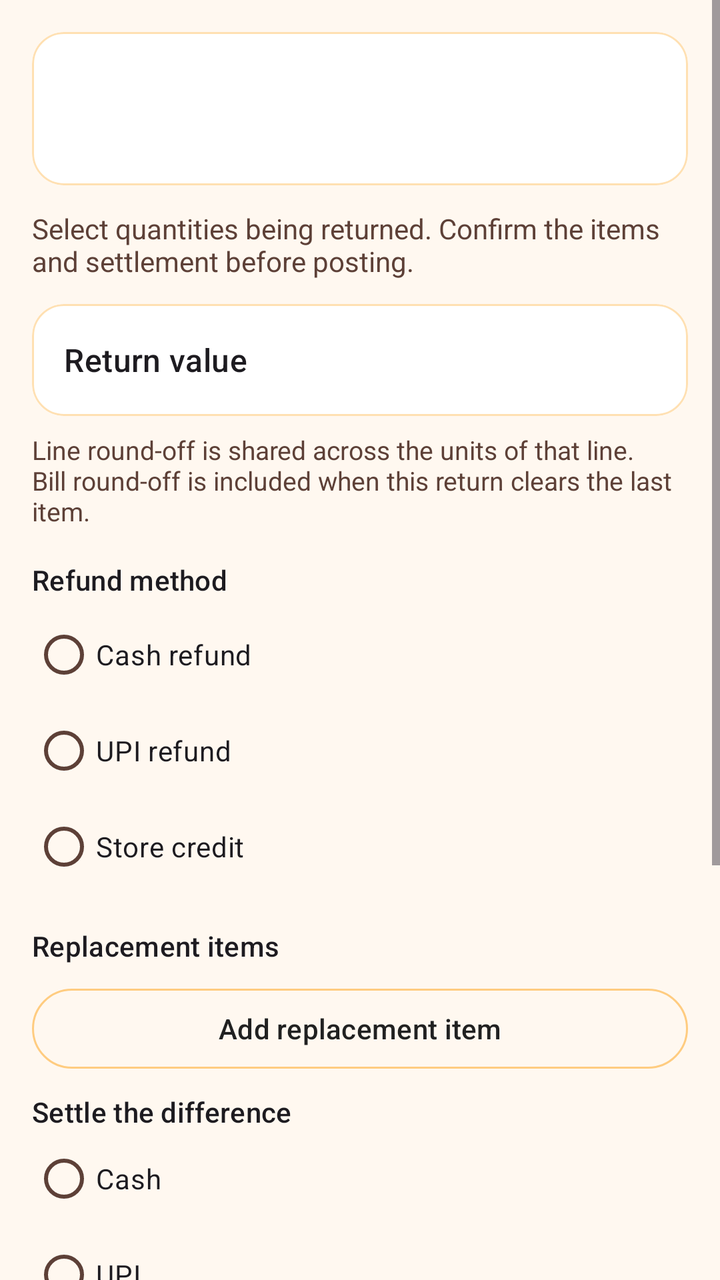
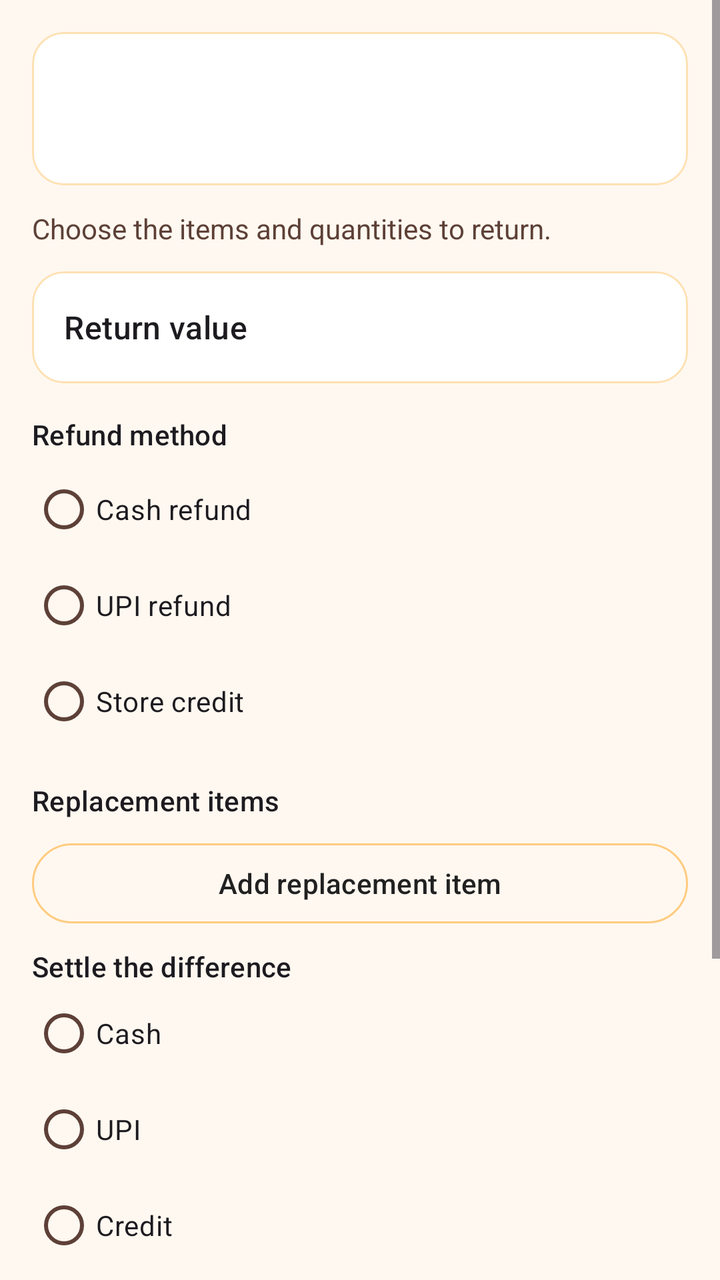

The first picture is an Android layout as it rendered before a commit; the second is the same layout after the commit. The layout source and the unified diff follow.
<!-- AndroidManifest.xml: application theme Theme.VikrSaathi -->
<!-- res/layout/fragment_bill_return.xml -->
<?xml version="1.0" encoding="utf-8"?>
<ScrollView xmlns:android="http://schemas.android.com/apk/res/android"
    xmlns:app="http://schemas.android.com/apk/res-auto"
    android:layout_width="match_parent"
    android:layout_height="match_parent"
    android:background="@color/dashboard_bg"
    android:fillViewport="true">

    <LinearLayout
        android:layout_width="match_parent"
        android:layout_height="wrap_content"
        android:orientation="vertical"
        android:padding="16dp">

        <TextView
            android:id="@+id/textReturnMissing"
            android:layout_width="match_parent"
            android:layout_height="wrap_content"
            android:text="@string/return_error_line"
            android:textAppearance="?attr/textAppearanceBodyLarge"
            android:visibility="gone" />

        <com.google.android.material.card.MaterialCardView
            android:id="@+id/cardReturnHeader"
            android:layout_width="match_parent"
            android:layout_height="wrap_content"
            app:cardBackgroundColor="@color/surface_card"
            app:cardCornerRadius="16dp"
            app:cardElevation="0dp">

            <LinearLayout
                android:layout_width="match_parent"
                android:layout_height="wrap_content"
                android:orientation="vertical"
                android:padding="16dp">

                <TextView
                    android:id="@+id/textReturnBill"
                    android:layout_width="match_parent"
                    android:layout_height="wrap_content"
                    android:textAppearance="?attr/textAppearanceTitleMedium"
                    android:textColor="@color/text_primary_dark"
                    android:textStyle="bold" />

                <TextView
                    android:id="@+id/textReturnMeta"
                    android:layout_width="match_parent"
                    android:layout_height="wrap_content"
                    android:layout_marginTop="4dp"
                    android:textColor="@color/text_secondary_dark" />
            </LinearLayout>
        </com.google.android.material.card.MaterialCardView>

        <TextView
            android:id="@+id/textReturnIntro"
            android:layout_width="match_parent"
            android:layout_height="wrap_content"
            android:layout_marginTop="12dp"
            android:text="@string/return_intro"
            android:textColor="@color/text_secondary_dark" />

        <LinearLayout
            android:id="@+id/containerReturnLines"
            android:layout_width="match_parent"
            android:layout_height="wrap_content"
            android:orientation="vertical" />

        <com.google.android.material.card.MaterialCardView
            android:layout_width="match_parent"
            android:layout_height="wrap_content"
            android:layout_marginTop="12dp"
            app:cardBackgroundColor="@color/surface_card"
            app:cardCornerRadius="16dp"
            app:cardElevation="0dp">

            <LinearLayout
                android:layout_width="match_parent"
                android:layout_height="wrap_content"
                android:gravity="center_vertical"
                android:minHeight="56dp"
                android:orientation="horizontal"
                android:paddingHorizontal="16dp"
                android:paddingVertical="12dp">

                <TextView
                    android:layout_width="0dp"
                    android:layout_height="wrap_content"
                    android:layout_weight="1"
                    android:text="@string/return_value"
                    android:textAppearance="?attr/textAppearanceTitleMedium" />

                <TextView
                    android:id="@+id/textReturnValue"
                    android:layout_width="wrap_content"
                    android:layout_height="wrap_content"
                    android:textAppearance="?attr/textAppearanceTitleMedium"
                    android:textColor="@color/text_accent"
                    android:textStyle="bold" />
            </LinearLayout>
        </com.google.android.material.card.MaterialCardView>

        <TextView
            android:layout_width="match_parent"
            android:layout_height="wrap_content"
            android:layout_marginTop="8dp"
            android:text="@string/return_round_off_note"
            android:textColor="@color/text_secondary_dark"
            android:textSize="13sp" />

        <TextView
            android:layout_width="match_parent"
            android:layout_height="wrap_content"
            android:layout_marginTop="16dp"
            android:text="@string/refund_method"
            android:textAppearance="?attr/textAppearanceTitleSmall" />

        <RadioGroup
            android:id="@+id/groupRefund"
            android:layout_width="match_parent"
            android:layout_height="wrap_content"
            android:layout_marginTop="4dp">

            <RadioButton
                android:id="@+id/radioRefundCash"
                android:layout_width="match_parent"
                android:layout_height="wrap_content"
                android:minHeight="48dp"
                android:text="@string/refund_cash" />

            <RadioButton
                android:id="@+id/radioRefundUpi"
                android:layout_width="match_parent"
                android:layout_height="wrap_content"
                android:minHeight="48dp"
                android:text="@string/refund_upi" />

            <RadioButton
                android:id="@+id/radioRefundCredit"
                android:layout_width="match_parent"
                android:layout_height="wrap_content"
                android:minHeight="48dp"
                android:text="@string/refund_store_credit" />
        </RadioGroup>

        <TextView
            android:id="@+id/textStoreCreditHint"
            android:layout_width="match_parent"
            android:layout_height="wrap_content"
            android:text="@string/return_store_credit_needs_customer"
            android:textColor="@color/text_secondary_dark"
            android:visibility="gone" />

        <com.google.android.material.button.MaterialButton
            android:id="@+id/buttonAddCustomer"
            style="@style/VikrSaathiOutlinedButton"
            android:layout_width="match_parent"
            android:layout_height="wrap_content"
            android:layout_marginTop="8dp"
            android:text="@string/return_add_customer"
            android:visibility="gone" />

        <TextView
            android:id="@+id/textAttachedCustomer"
            android:layout_width="match_parent"
            android:layout_height="wrap_content"
            android:layout_marginTop="4dp"
            android:textColor="@color/text_primary_dark"
            android:visibility="gone" />

        <TextView
            android:layout_width="match_parent"
            android:layout_height="wrap_content"
            android:layout_marginTop="16dp"
            android:text="@string/return_replacement"
            android:textAppearance="?attr/textAppearanceTitleSmall" />

        <LinearLayout
            android:id="@+id/containerReplacements"
            android:layout_width="match_parent"
            android:layout_height="wrap_content"
            android:orientation="vertical" />

        <com.google.android.material.button.MaterialButton
            android:id="@+id/buttonAddReplacement"
            style="@style/VikrSaathiOutlinedButton"
            android:layout_width="match_parent"
            android:layout_height="wrap_content"
            android:layout_marginTop="8dp"
            android:text="@string/return_add_replacement" />

        <TextView
            android:id="@+id/textExchangeSummary"
            android:layout_width="match_parent"
            android:layout_height="wrap_content"
            android:layout_marginTop="8dp"
            android:textColor="@color/text_primary_dark"
            android:visibility="gone" />

        <TextView
            android:layout_width="match_parent"
            android:layout_height="wrap_content"
            android:layout_marginTop="8dp"
            android:text="@string/return_due_method"
            android:textAppearance="?attr/textAppearanceTitleSmall" />

        <RadioGroup
            android:id="@+id/groupDue"
            android:layout_width="match_parent"
            android:layout_height="wrap_content">

            <RadioButton
                android:id="@+id/radioDueCash"
                android:layout_width="match_parent"
                android:layout_height="wrap_content"
                android:minHeight="48dp"
                android:text="@string/payment_cash" />

            <RadioButton
                android:id="@+id/radioDueUpi"
                android:layout_width="match_parent"
                android:layout_height="wrap_content"
                android:minHeight="48dp"
                android:text="@string/payment_upi" />

            <RadioButton
                android:id="@+id/radioDueCredit"
                android:layout_width="match_parent"
                android:layout_height="wrap_content"
                android:minHeight="48dp"
                android:text="@string/payment_credit" />
        </RadioGroup>

        <com.google.android.material.textfield.TextInputLayout
            android:layout_width="match_parent"
            android:layout_height="wrap_content"
            android:layout_marginTop="8dp"
            android:hint="@string/return_reason_optional">

            <com.google.android.material.textfield.TextInputEditText
                android:id="@+id/editReturnReason"
                android:layout_width="match_parent"
                android:layout_height="wrap_content"
                android:inputType="textCapSentences" />
        </com.google.android.material.textfield.TextInputLayout>

        <com.google.android.material.textfield.TextInputLayout
            android:layout_width="match_parent"
            android:layout_height="wrap_content"
            android:layout_marginTop="8dp"
            android:hint="@string/return_notes_optional">

            <com.google.android.material.textfield.TextInputEditText
                android:id="@+id/editReturnNote"
                android:layout_width="match_parent"
                android:layout_height="wrap_content"
                android:hint="@string/return_notes_hint"
                android:inputType="textCapSentences|textMultiLine"
                android:minLines="2" />
        </com.google.android.material.textfield.TextInputLayout>

        <com.google.android.material.button.MaterialButton
            android:id="@+id/buttonReviewReturn"
            android:layout_width="match_parent"
            android:layout_height="wrap_content"
            android:layout_marginTop="16dp"
            android:text="@string/return_review" />
    </LinearLayout>
</ScrollView>
<!-- resources referenced by this layout -->
<resources>
  <color name="dashboard_bg">@color/orange_surface</color>
  <color name="surface_card">#FFFFFF</color>
  <color name="text_accent">@color/orange_800</color>
  <color name="text_primary_dark">#212121</color>
  <color name="text_secondary_dark">#5D4037</color>
  <string name="payment_cash">Cash</string>
  <string name="payment_credit">Credit</string>
  <string name="payment_upi">UPI</string>
  <string name="refund_cash">Cash refund</string>
  <string name="refund_method">Refund method</string>
  <string name="refund_store_credit">Store credit</string>
  <string name="refund_upi">UPI refund</string>
  <string name="return_add_customer">Add customer</string>
  <string name="return_add_replacement">Add replacement item</string>
  <string name="return_due_method">Settle the difference</string>
  <string name="return_error_line">That bill line cannot be returned.</string>
  <string name="return_intro">Select quantities being returned. Confirm the items and settlement before posting.</string>
  <string name="return_notes_hint">Add a note, for example a damaged item or a customer request</string>
  <string name="return_notes_optional">Notes (optional)</string>
  <string name="return_reason_optional">Reason (optional)</string>
  <string name="return_replacement">Replacement items</string>
  <string name="return_review">Review return</string>
  <string name="return_round_off_note">Line round-off is shared across the units of that line. Bill round-off is included when this return clears the last item.</string>
  <string name="return_store_credit_needs_customer">Store credit needs a saved customer. This bill is a walk-in sale. Add a customer, or refund by cash or UPI.</string>
  <string name="return_value">Return value</string>
  <style name="VikrSaathiOutlinedButton" parent="Widget.Material3.Button.OutlinedButton">
          <item name="android:textColor">@color/button_outlined_text</item>
          <item name="strokeColor">@color/button_outlined_stroke</item>
      </style>
  <color name="orange_surface">#FFF8F0</color>
  <color name="orange_800">#EF6C00</color>
  <color name="orange_primary">#F57C00</color>
  <color name="orange_primary_dark">#E65100</color>
  <color name="orange_on_primary">#FFFFFF</color>
  <color name="orange_accent">#FFB74D</color>
  <color name="orange_700">#F57C00</color>
  <color name="black">#FF000000</color>
  <color name="orange_100">#FFE0B2</color>
  <color name="orange_900">#E65100</color>
  <color name="stroke_default">@color/orange_200</color>
  <color name="stroke_subtle">@color/orange_100</color>
  <style name="VikrSaathiSwitch" parent="Widget.Material3.CompoundButton.MaterialSwitch">
          <item name="thumbTint">@color/switch_thumb_tint</item>
          <item name="trackTint">@color/switch_track_tint</item>
          <item name="trackDecorationTint">@color/switch_track_decoration_tint</item>
      </style>
  <color name="orange_200">#FFCC80</color>
  <!-- unchanged entries left out for length: 1 -->
</resources>

<!-- the commit's change to res/layout/fragment_bill_return.xml (unified diff, before → after) -->
@@ -102,14 +102,6 @@
         <TextView
             android:layout_width="match_parent"
             android:layout_height="wrap_content"
-            android:layout_marginTop="8dp"
-            android:text="@string/return_round_off_note"
-            android:textColor="@color/text_secondary_dark"
-            android:textSize="13sp" />
-
-        <TextView
-            android:layout_width="match_parent"
-            android:layout_height="wrap_content"
             android:layout_marginTop="16dp"
             android:text="@string/refund_method"
             android:textAppearance="?attr/textAppearanceTitleSmall" />
@@ -231,16 +223,18 @@
         </RadioGroup>
 
         <com.google.android.material.textfield.TextInputLayout
-            android:layout_width="match_parent"
-            android:layout_height="wrap_content"
-            android:layout_marginTop="8dp"
-            android:hint="@string/return_reason_optional">
-
-            <com.google.android.material.textfield.TextInputEditText
-                android:id="@+id/editReturnReason"
-                android:layout_width="match_parent"
-                android:layout_height="wrap_content"
-                android:inputType="textCapSentences" />
+            style="@style/Widget.Material3.TextInputLayout.OutlinedBox.ExposedDropdownMenu"
+            android:layout_width="match_parent"
+            android:layout_height="wrap_content"
+            android:layout_marginTop="8dp"
+            android:hint="@string/return_reason">
+
+            <com.google.android.material.textfield.MaterialAutoCompleteTextView
+                android:id="@+id/autoReturnReason"
+                android:layout_width="match_parent"
+                android:layout_height="wrap_content"
+                android:inputType="none"
+                android:minHeight="48dp" />
         </com.google.android.material.textfield.TextInputLayout>
 
         <com.google.android.material.textfield.TextInputLayout
@@ -253,9 +247,11 @@
                 android:id="@+id/editReturnNote"
                 android:layout_width="match_parent"
                 android:layout_height="wrap_content"
-                android:hint="@string/return_notes_hint"
+                android:gravity="top|start"
                 android:inputType="textCapSentences|textMultiLine"
-                android:minLines="2" />
+                android:maxLines="6"
+                android:minLines="1"
+                android:scrollbars="vertical" />
         </com.google.android.material.textfield.TextInputLayout>
 
         <com.google.android.material.button.MaterialButton
<!-- resource entries referenced after the edit -->
@@ -16,13 +16,11 @@
   <string name="return_add_replacement">Add replacement item</string>
   <string name="return_due_method">Settle the difference</string>
   <string name="return_error_line">That bill line cannot be returned.</string>
-  <string name="return_intro">Select quantities being returned. Confirm the items and settlement before posting.</string>
-  <string name="return_notes_hint">Add a note, for example a damaged item or a customer request</string>
+  <string name="return_intro">Choose the items and quantities to return.</string>
   <string name="return_notes_optional">Notes (optional)</string>
-  <string name="return_reason_optional">Reason (optional)</string>
+  <string name="return_reason">Reason</string>
   <string name="return_replacement">Replacement items</string>
   <string name="return_review">Review return</string>
-  <string name="return_round_off_note">Line round-off is shared across the units of that line. Bill round-off is included when this return clears the last item.</string>
   <string name="return_store_credit_needs_customer">Store credit needs a saved customer. This bill is a walk-in sale. Add a customer, or refund by cash or UPI.</string>
   <string name="return_value">Return value</string>
   <style name="VikrSaathiOutlinedButton" parent="Widget.Material3.Button.OutlinedButton">
